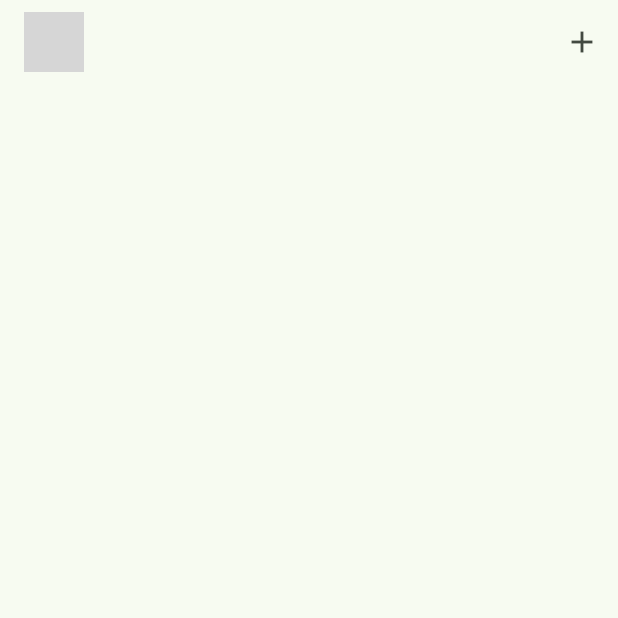
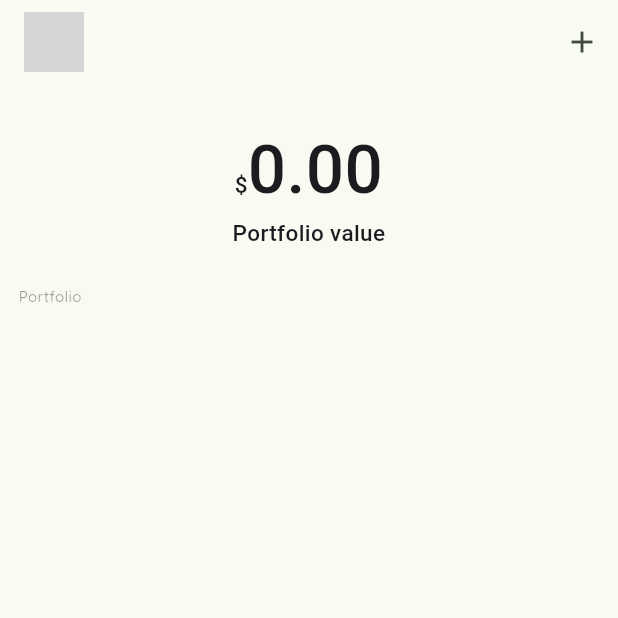
Before and after one commit to bereketsewnet/cryptoX, a Flutter app: the screen it shows after launch, on a phone screen of 412 x 824 dp, the top half of it. Run offline on Flutter 3.47's test engine with Material 3 defaults, Android fonts, the phone set to English and light mode, and no system bars; our stand-ins replace dio, get, google_fonts; network calls fail; grey boxes are pictures that could not be loaded.

Commit message:
second commit i need some rest

```diff
--- /dev/null
+++ b/lib/controller/assets_controller.dart
@@ -0,0 +1,86 @@
+import 'package:cripto_x/models/api_response.dart';
+import 'package:cripto_x/models/coin_data.dart';
+import 'package:cripto_x/models/tracked_asset.dart';
+import 'package:cripto_x/services/http_service.dart';
+import 'package:get/get.dart';
+
+class AssetsController extends GetxController {
+  RxList<CoinData> coinData = <CoinData>[].obs;
+  RxBool loading = false.obs;
+  RxList<TrackedAsset> trackedAssets = <TrackedAsset>[].obs;
+
+  @override
+  void onInit() {
+    super.onInit();
+    _getAssets();
+   // _loadTrackedAssetsFromStorage();
+  }
+
+  Future<void> _getAssets() async {
+    loading.value = true;
+    HTTPService httpService = Get.find();
+    var responseData = await httpService.get("currencies");
+    CurrenciesListAPIResponse currenciesListAPIResponse =
+    CurrenciesListAPIResponse.fromJson(
+      responseData,
+    );
+    coinData.value = currenciesListAPIResponse.data ?? [];
+    loading.value = false;
+  }
+
+  void addTrackedAsset(String name, double amount) async {
+    trackedAssets.add(
+      TrackedAsset(
+        name: name,
+        amount: amount,
+      ),
+    );
+    // List<String> data =
+    // trackedAssets.map((asset) => jsonEncode(asset)).toList();
+    // final SharedPreferences prefs = await SharedPreferences.getInstance();
+    // await prefs.setStringList(
+    //   "tracked_assets",
+    //   data,
+    // );
+  }
+
+  // void _loadTrackedAssetsFromStorage() async {
+  //   final SharedPreferences prefs = await SharedPreferences.getInstance();
+  //   List<String>? data = prefs.getStringList("tracked_assets");
+  //   if (data != null) {
+  //     trackedAssets.value = data
+  //         .map(
+  //           (e) => TrackedAsset.fromJson(
+  //         jsonDecode(e),
+  //       ),
+  //     )
+  //         .toList();
+  //   }
+  // }
+
+  double getPortfolioValue() {
+    if (coinData.isEmpty) {
+      return 0;
+    }
+    if (trackedAssets.isEmpty) {
+      return 0;
+    }
+    double value = 0;
+    for (TrackedAsset asset in trackedAssets) {
+      // increase the value by using traced assets or my crypto
+      value += getAssetPrice(asset.name!) * asset.amount!;
+    }
+    return value;
+  }
+
+  double getAssetPrice(String name) {
+    CoinData? data = getCoinData(name);
+    // get the price and change in to double
+    return data?.values?.uSD?.price?.toDouble() ?? 0;
+  }
+
+  // get coin by using name
+  CoinData? getCoinData(String name) {
+    return coinData.firstWhereOrNull((e) => e.name == name);
+  }
+}
--- a/lib/main.dart
+++ b/lib/main.dart
@@ -6,6 +6,7 @@ import 'package:google_fonts/google_fonts.dart';
 
 void main() async{
   await registerServices();
+  await registerControllers();
   runApp(const MyApp());
 }
 
@@ -25,7 +26,7 @@ class MyApp extends StatelessWidget {
       ),
       initialRoute: '/home',
       routes: {
-        '/home': (contex) => const HomePage(),
+        '/home': (contex) => HomePage(),
       },
     );
   }
--- a/lib/pages/home_page.dart
+++ b/lib/pages/home_page.dart
@@ -1,14 +1,23 @@
+import 'package:cripto_x/models/tracked_asset.dart';
+import 'package:cripto_x/pages/details_page.dart';
+import 'package:cripto_x/utils.dart';
 import 'package:cripto_x/widgets/add_assets_dialog.dart';
 import 'package:flutter/material.dart';
 import 'package:get/get.dart';
 
+import '../controller/assets_controller.dart';
+
 class HomePage extends StatelessWidget {
-  const HomePage({super.key});
+  AssetsController assetsController = Get.find();
+
+  HomePage({super.key});
 
   @override
   Widget build(BuildContext context) {
     return Scaffold(
+      resizeToAvoidBottomInset: false,
       appBar: _appBar(context),
+      body: _buildUI(context),
     );
   }
 
@@ -29,4 +38,117 @@ class HomePage extends StatelessWidget {
       ],
     );
   }
+
+  Widget _buildUI(BuildContext context) {
+    return SafeArea(
+      child: Obx(
+        () => Column(
+          children: [
+            _portfolioValue(context),
+            _tracedAssetsList(context),
+          ],
+        ),
+      ),
+    );
+  }
+
+  Widget _portfolioValue(BuildContext context) {
+    return Container(
+      width: MediaQuery.sizeOf(context).width,
+      margin: EdgeInsets.symmetric(
+        vertical: MediaQuery.sizeOf(context).height * 0.03,
+      ),
+      child: Center(
+        child: Text.rich(
+          textAlign: TextAlign.center,
+          TextSpan(
+            children: [
+              const TextSpan(
+                  text: '\$',
+                  style: TextStyle(
+                    fontSize: 15,
+                    fontWeight: FontWeight.w500,
+                  )),
+              TextSpan(
+                  text:
+                      '${assetsController.getPortfolioValue().toStringAsFixed(2)}\n',
+                  style: const TextStyle(
+                    fontSize: 45,
+                    fontWeight: FontWeight.w500,
+                  )),
+              const TextSpan(
+                text: 'Portfolio value',
+                style: TextStyle(
+                  fontSize: 15,
+                  fontWeight: FontWeight.w500,
+                ),
+              )
+            ],
+          ),
+        ),
+      ),
+    );
+  }
+
+  Widget _tracedAssetsList(BuildContext context) {
+    return Padding(
+      padding: EdgeInsets.symmetric(
+        horizontal: MediaQuery.sizeOf(context).width * 0.03,
+      ),
+      child: Column(
+        crossAxisAlignment: CrossAxisAlignment.start,
+        mainAxisAlignment: MainAxisAlignment.start,
+        children: [
+          SizedBox(
+            height: MediaQuery.sizeOf(context).height * 0.05,
+            child: const Text(
+              'Portfolio',
+              style: TextStyle(
+                fontSize: 10,
+                color: Colors.black38,
+                fontWeight: FontWeight.w500,
+              ),
+            ),
+          ),
+          SizedBox(
+            height: MediaQuery.sizeOf(context).height * 0.65,
+            width: MediaQuery.sizeOf(context).width,
+            child: ListView.builder(
+              itemCount: assetsController.trackedAssets.length,
+              itemBuilder: (context, index) {
+                TrackedAsset trackedAsset =
+                    assetsController.trackedAssets[index];
+                return ListTile(
+                  onTap: () {
+                    Get.to(() {
+                      return DetailsPage(
+                          coin: assetsController
+                              .getCoinData(trackedAsset.name!)!);
+                    });
+                  },
+                  leading: CircleAvatar(
+                    backgroundColor: Colors.transparent,
+                    backgroundImage:
+                        NetworkImage(getCryptoImageURL(trackedAsset.name!)),
+                  ),
+                  title: Text(
+                    trackedAsset.name!,
+                  ),
+                  subtitle: Text(
+                      'USD: ${assetsController.getAssetPrice(trackedAsset.name!).toStringAsFixed(2)}'),
+                  trailing: Text(
+                    trackedAsset.amount.toString(),
+                    style: const TextStyle(
+                        color: Colors.black,
+                        fontSize: 15,
+                        fontWeight: FontWeight.bold),
+                  ),
+                );
+              },
+            ),
+          )
+        ],
+      ),
+    );
+  }
 }
```
Also changed, not shown: lib/pages/details_page.dart (added, +95 -0 lines), lib/utils.dart (+11 -0 lines), lib/widgets/add_assets_dialog.dart (+40 -2 lines).
